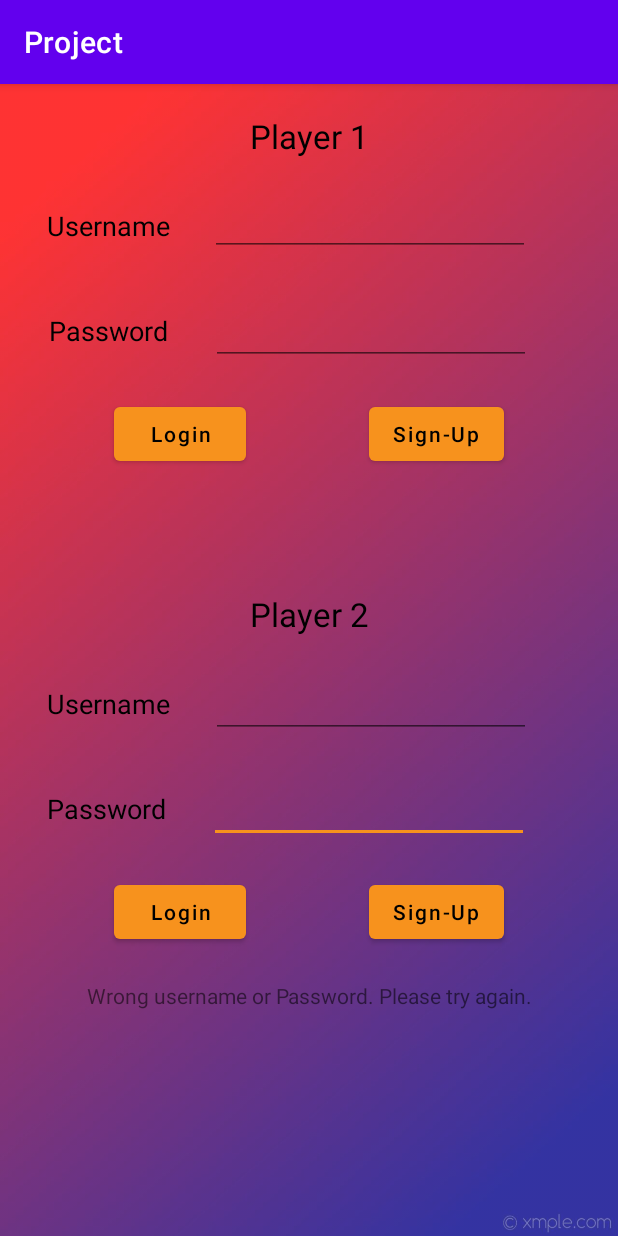
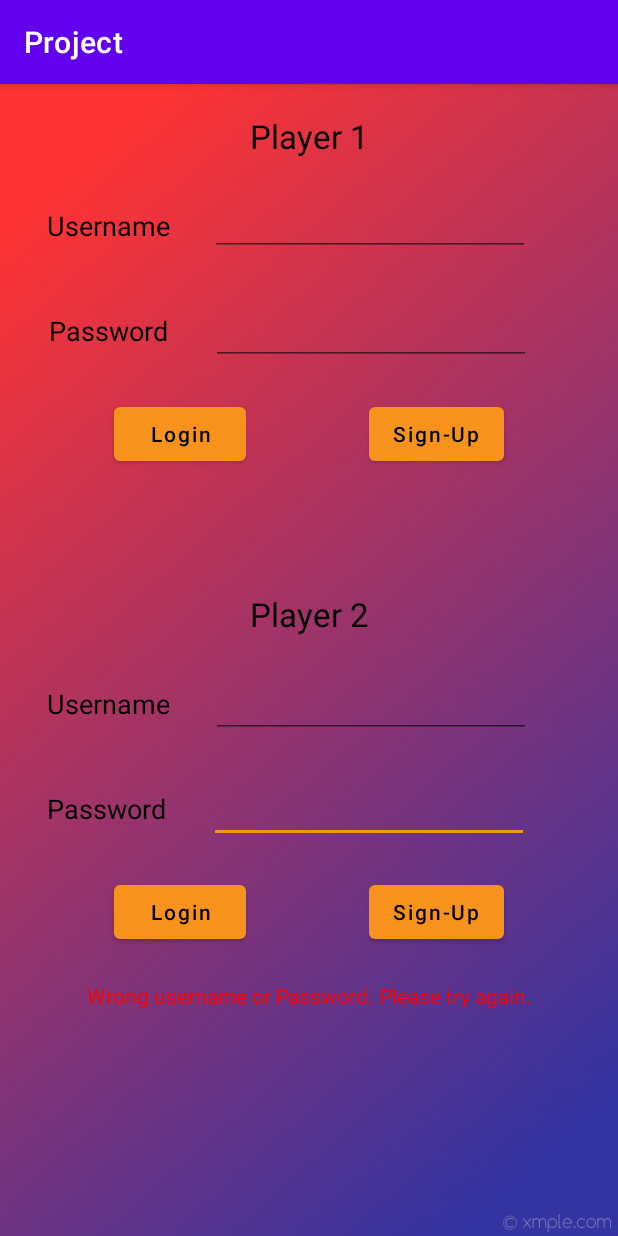
Before and after one commit to SMahdiFaghih/MobileGroup, an Android app: the screen it shows after launch (MainActivity), after a tap on "Login", on a phone screen of 412 x 824 dp. Run offline under Robolectric (Android 15) with nearby library versions, the phone set to English and light mode, and no system bars.

Commit message:
changed messages color in login fragment

```diff
--- a/Project/app/src/main/res/layout/fragment_login.xml
+++ b/Project/app/src/main/res/layout/fragment_login.xml
@@ -76,6 +76,7 @@
         android:layout_weight="1"
         android:gravity="center_horizontal"
         android:text=""
+        android:textColor="@color/Red"
         android:textAlignment="center"
         app:layout_constraintEnd_toEndOf="parent"
         app:layout_constraintStart_toStartOf="parent"
@@ -132,6 +133,7 @@
         android:layout_height="wrap_content"
         android:layout_marginTop="160dp"
         android:layout_weight="1"
+        android:textColor="@color/Red"
         android:gravity="center_horizontal"
         android:text=""
         android:textAlignment="center"
--- a/Project/app/src/main/res/values/colors.xml
+++ b/Project/app/src/main/res/values/colors.xml
@@ -8,4 +8,6 @@
     <color name="black">#FF000000</color>
     <color name="white">#FFFFFFFF</color>
     <color name="Orange">#F7921D</color>
+    <color name="Red">#FF0000</color>
+    <color name="Green">#00FF00</color>
 </resources>
```
Also changed, not shown: Project/app/src/main/java/com/example/project/LoginFragment.java (+27 -0 lines).
